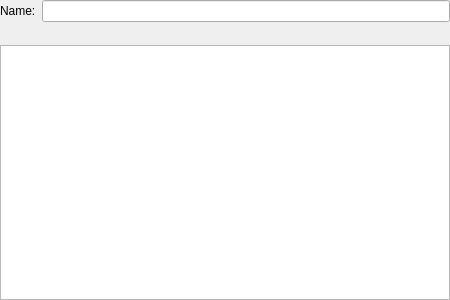
Old version of the form src/libs/ui/kpttaskdescriptionpanelbase.ui in the repository KDE/calligraplan.
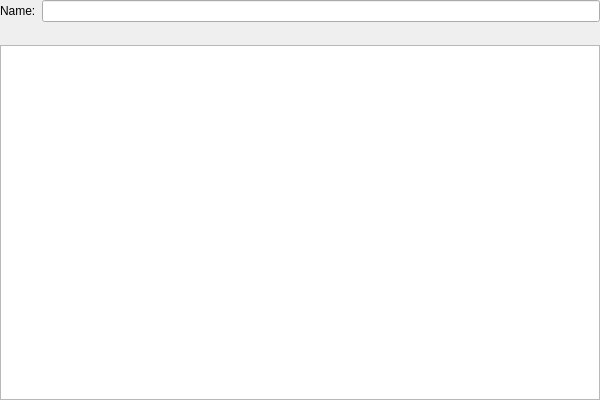
New version of the form. Custom widgets are drawn as their Qt base class.

Commit message:
Improve open link in description dialog
Adds action to contextmenu so it can be opened in readonly mode.

Patch:
```diff
--- a/src/libs/ui/kpttaskdescriptionpanelbase.ui
+++ b/src/libs/ui/kpttaskdescriptionpanelbase.ui
@@ -6,8 +6,8 @@
    <rect>
     <x>0</x>
     <y>0</y>
-    <width>450</width>
-    <height>300</height>
+    <width>600</width>
+    <height>400</height>
    </rect>
   </property>
   <layout class="QHBoxLayout" name="horizontalLayout">
```
Left out of the diff: 17 changed lines with no effect on the pictures. The commit also changes 5 other files.
